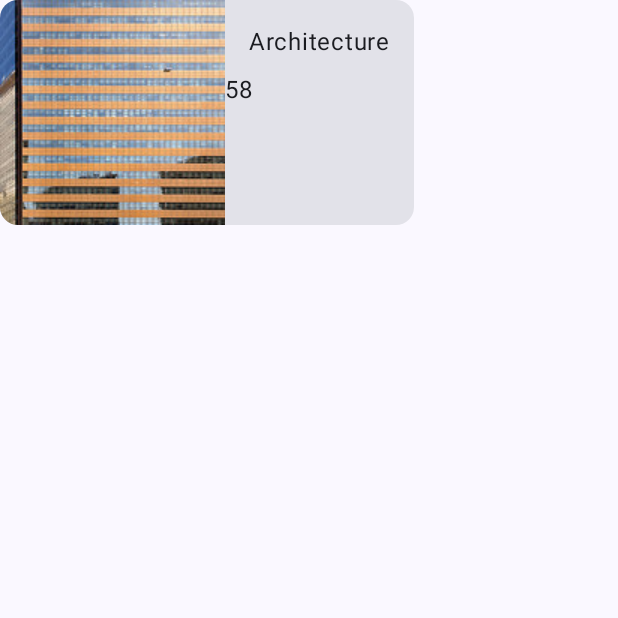
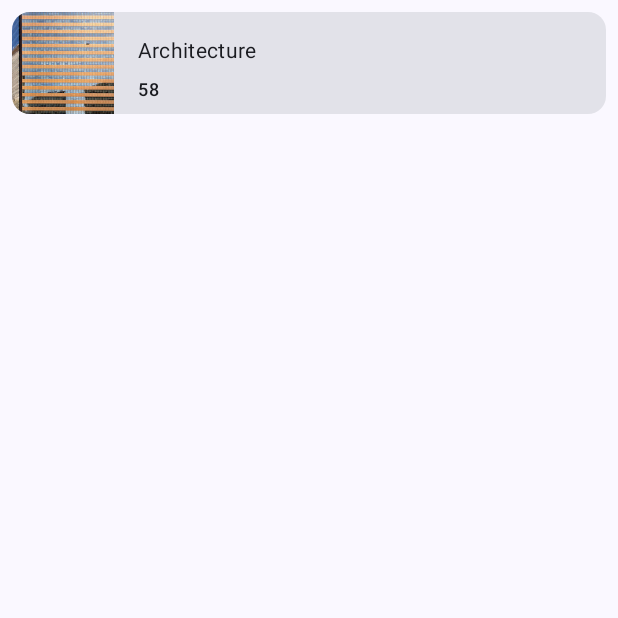
Before and after one commit to martinwilchesdev/courses_app, an Android app built with Jetpack Compose: the composable TopicCard called with sample values from the repository, on a phone screen of 412 x 824 dp, the top half of it. Run offline under Robolectric (Android 15) with nearby library versions, the phone set to English and light mode, and no system bars.

Commit message:
Organizacion de tarjetas a traves de la funcion de composicion LazyVerticalGrid

```diff
--- a/app/src/main/java/com/example/courses/MainActivity.kt
+++ b/app/src/main/java/com/example/courses/MainActivity.kt
@@ -8,12 +8,20 @@ import androidx.compose.foundation.Image
 import androidx.compose.foundation.layout.Column
 import androidx.compose.foundation.layout.Row
 import androidx.compose.foundation.layout.Spacer
+import androidx.compose.foundation.layout.fillMaxHeight
 import androidx.compose.foundation.layout.fillMaxSize
+import androidx.compose.foundation.layout.fillMaxWidth
 import androidx.compose.foundation.layout.height
 import androidx.compose.foundation.layout.padding
+import androidx.compose.foundation.layout.width
 import androidx.compose.foundation.lazy.LazyColumn
+import androidx.compose.foundation.lazy.LazyRow
+import androidx.compose.foundation.lazy.grid.GridCells
+import androidx.compose.foundation.lazy.grid.LazyVerticalGrid
+import androidx.compose.foundation.lazy.grid.items
 import androidx.compose.foundation.lazy.items
 import androidx.compose.material3.Card
+import androidx.compose.material3.MaterialTheme
 import androidx.compose.material3.Scaffold
 import androidx.compose.material3.Text
 import androidx.compose.runtime.Composable
@@ -32,42 +40,55 @@ class MainActivity : ComponentActivity() {
         enableEdgeToEdge()
         setContent {
             CoursesTheme {
-                CoursesApp(DataResource.topics)
+                Scaffold(modifier = Modifier.fillMaxSize()) { innerPadding ->
+                    CoursesApp(
+                        topics = DataResource.topics,
+                        modifier = Modifier.padding(innerPadding)
+                    )
+                }
             }
         }
     }
 }
 
 @Composable
-fun CoursesApp(topics: List<Topic>) {
-    TopicList(topics = topics)
+fun CoursesApp(topics: List<Topic>, modifier: Modifier) {
+    TopicList(topics = topics, modifier = modifier)
 }
 
 @Composable
 fun TopicCard(modifier: Modifier = Modifier, topic: Topic) {
-    Card {
-        Row {
+    Card(modifier.padding(8.dp)) {
+        Row(modifier.fillMaxWidth()) {
             Image(
                 painter = painterResource(id = topic.image),
-                contentDescription = null
+                contentDescription = null,
+                modifier
+                    .width(68.dp)
+                    .height(68.dp)
             )
             Column {
                 Spacer(modifier.height(16.dp))
                 Text(
                     stringResource(id = topic.name),
-                    modifier.padding(horizontal = 16.dp)
+                    modifier.padding(horizontal = 16.dp),
+                    style = MaterialTheme.typography.bodyMedium
                 )
-                Spacer(modifier.height(8.dp) )
-                Text(topic.relatedCourses.toString())
+                Spacer(modifier.height(8.dp))
+                Text(
+                    topic.relatedCourses.toString(),
+                    modifier.padding(horizontal = 16.dp),
+                    style = MaterialTheme.typography.labelMedium
+                )
             }
         }
     }
 }
 
 @Composable
-fun TopicList(topics: List<Topic>) {
-    LazyColumn {
-        items(topics) {topic ->
+fun TopicList(topics: List<Topic>, modifier: Modifier = Modifier) {
+    LazyVerticalGrid(columns = GridCells.Fixed(2), modifier) {
+        items(topics) { topic ->
             TopicCard(modifier = Modifier, topic = topic)
         }
     }
```
